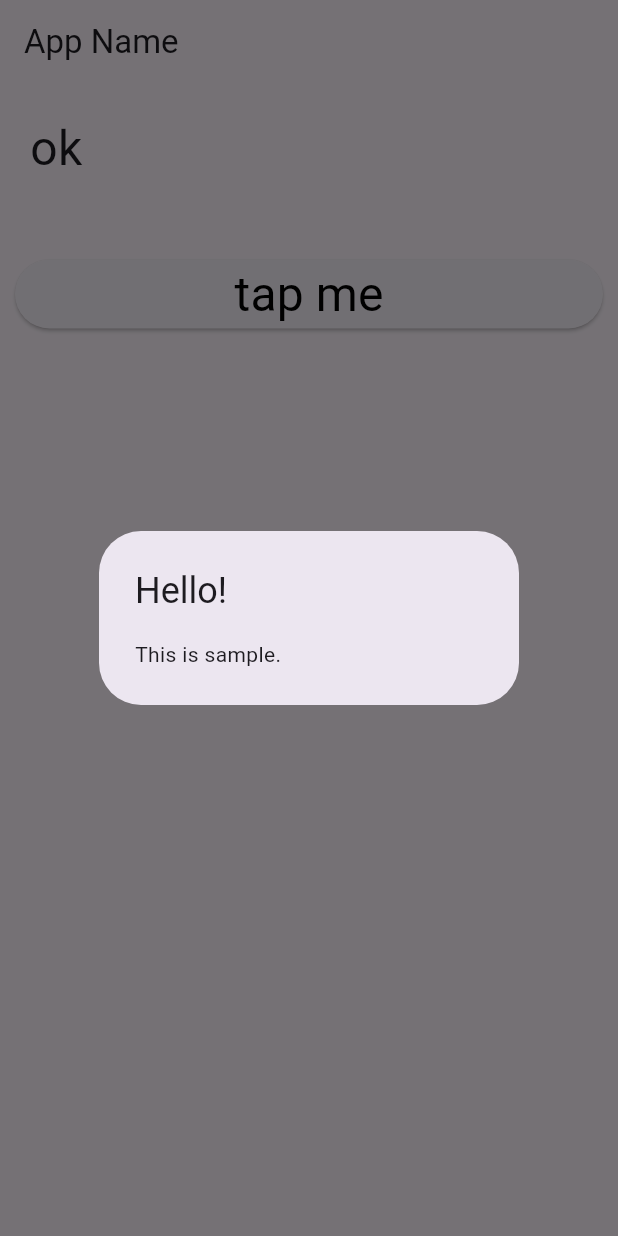
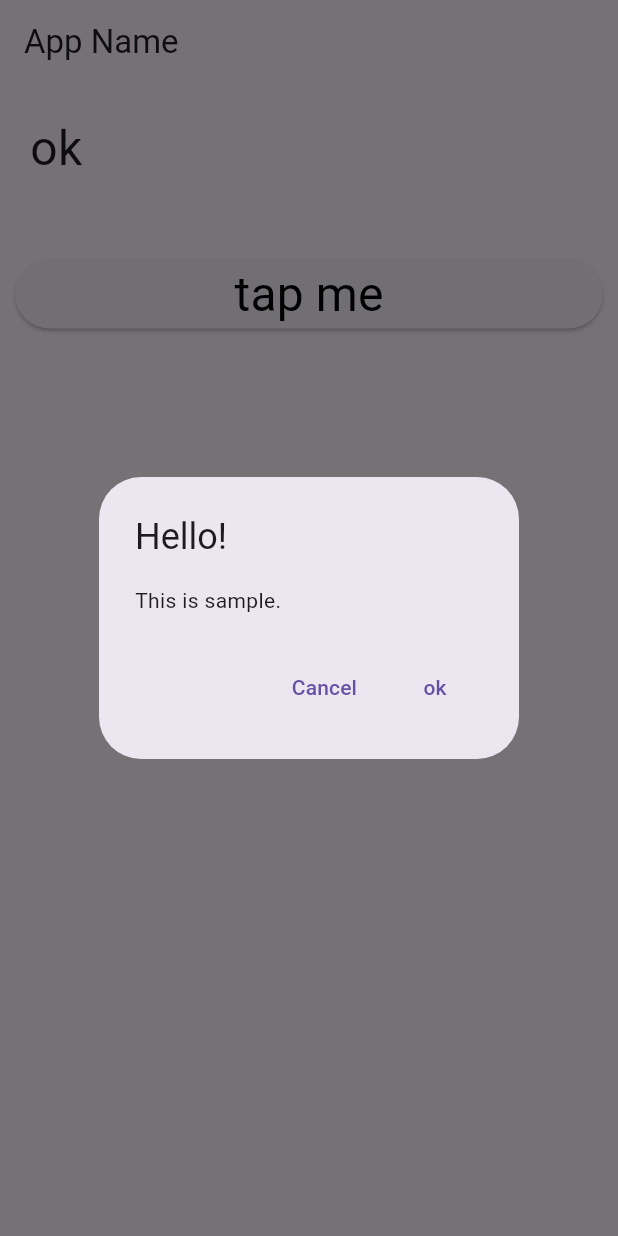
Before and after one commit to Vogel-425/Flutter_study, a Flutter app: the screen it shows after launch, after a tap on "tap me", on a phone screen of 412 x 824 dp. Run offline on Flutter 3.47's test engine with Material 3 defaults, Android fonts, the phone set to English and light mode, and no system bars.

Commit message:
6月3日 内容

```diff
--- a/flutter_study/lib/main.dart
+++ b/flutter_study/lib/main.dart
@@ -75,8 +75,21 @@ class _MyHomePageState extends State<MyHomePage>{
       builder:(BuildContext context)=>AlertDialog(
         //AlaratDialogで contentの内容を表示
         title:Text("Hello!"),
-        content:Text("This is sample."),
-      )
-    );
+        content:const Text("This is sample."),
+        actions:<Widget>[
+          TextButton(
+            child: const Text('Cancel'),
+            onPressed: ()=> Navigator.pop<String>(context, 'Cansel')
+            ),
+            TextButton(
+              child: const Text('ok'),
+              onPressed:()=>Navigator.pop<String>(context, "ok")
+          )
+        ],
+      ),
+    ).then<void>((value)=>resultAlert(value));
+  }
+  void resultAlert(String value){
+    setState((){_message = 'selected: $value';});
   }
  }
```
Also changed, not shown: 1 other file.
